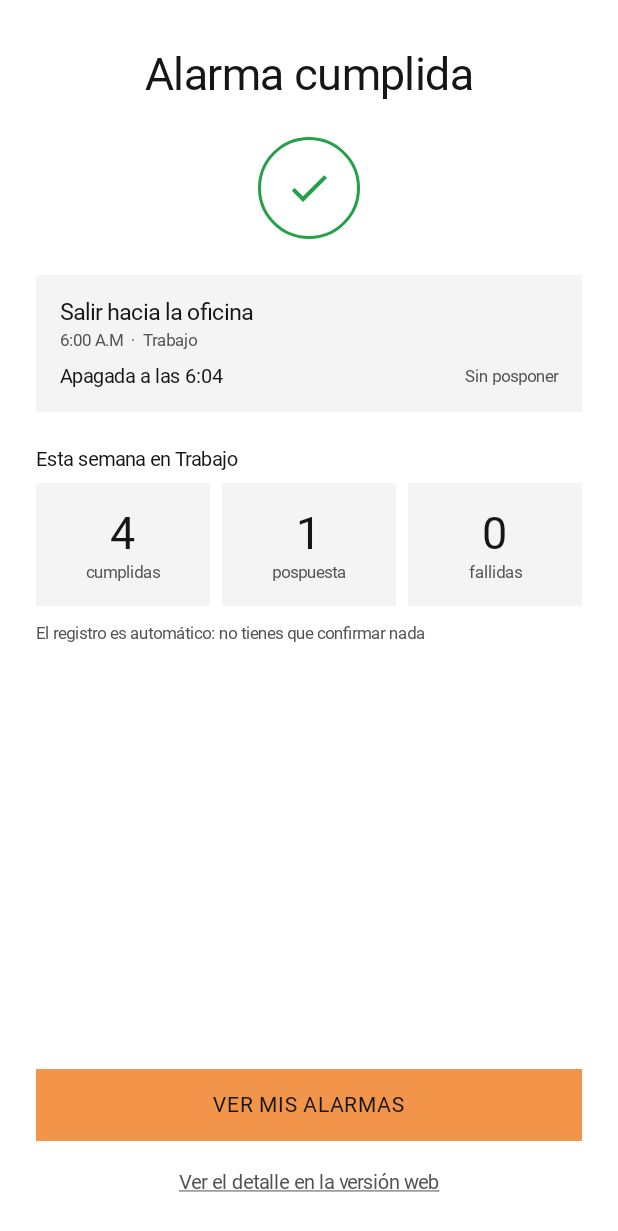
After one commit to educaballerol/Vitalarma, an Android app built with Jetpack Compose: the composable AlarmCompletedScreen called with sample values from the repository, on a phone screen of 412 x 824 dp. The commit adds this screen. Shown: the top 1231 px of the screen. Run offline under Robolectric (Android 15) with nearby library versions, the light colour scheme and no system bars; Roboto replaces fonts that are not available here.

Commit message:
feat: pantalla M-13 (Alarma cumplida) - M11 registro automatico de cumplimiento

```diff
--- a/mobile/app/src/main/java/com/vitalarma/mobile/navigation/VitalarmaNavHost.kt
+++ b/mobile/app/src/main/java/com/vitalarma/mobile/navigation/VitalarmaNavHost.kt
@@ -17,6 +17,7 @@ import androidx.navigation.compose.rememberNavController
 import androidx.navigation.navArgument
 import com.vitalarma.mobile.model.sampleAlarms
 import com.vitalarma.mobile.model.AlarmType
+import com.vitalarma.mobile.ui.screens.alarms.AlarmCompletedScreen
 import com.vitalarma.mobile.ui.screens.alarms.AlarmDetailScreen
 import com.vitalarma.mobile.ui.screens.alarms.AlarmRingingScreen
 import com.vitalarma.mobile.ui.screens.alarms.AlarmListScreen
@@ -128,7 +129,19 @@ fun VitalarmaNavHost(
                 onScanSuccess = { navController.navigate(Routes.alarmCompleted(alarm.id)) }
             )
         }
-        composable(Routes.ALARM_COMPLETED) { PlaceholderScreen("Alarma cumplida") }
+        composable(
+            route = Routes.ALARM_COMPLETED,
+            arguments = listOf(navArgument("alarmId") { type = NavType.StringType })
+        ) { backStackEntry ->
+            val alarmId = backStackEntry.arguments?.getString("alarmId")
+            val alarm = sampleAlarms.find { it.id == alarmId } ?: sampleAlarms.first()
+            AlarmCompletedScreen(
+                alarm = alarm,
+                onSeeAlarmsClick = {
+                    navController.popBackStack(Routes.ALARM_LIST, inclusive = false)
+                }
+            )
+        }
         composable(Routes.BACKUP_TRIGGERED) { PlaceholderScreen("Respaldo activado") }
 
         // Rutinas
--- /dev/null
+++ b/mobile/app/src/main/java/com/vitalarma/mobile/ui/screens/AlarmCompletedScreen.kt
@@ -0,0 +1,196 @@
+package com.vitalarma.mobile.ui.screens.alarms
+
+import androidx.compose.foundation.background
+import androidx.compose.foundation.border
+import androidx.compose.foundation.clickable
+import androidx.compose.foundation.layout.Arrangement
+import androidx.compose.foundation.layout.Box
+import androidx.compose.foundation.layout.Column
+import androidx.compose.foundation.layout.Row
+import androidx.compose.foundation.layout.Spacer
+import androidx.compose.foundation.layout.fillMaxSize
+import androidx.compose.foundation.layout.fillMaxWidth
+import androidx.compose.foundation.layout.height
+import androidx.compose.foundation.layout.padding
+import androidx.compose.foundation.layout.size
+import androidx.compose.material.icons.Icons
+import androidx.compose.material.icons.filled.Check
+import androidx.compose.material3.Icon
+import androidx.compose.material3.Text
+import androidx.compose.runtime.Composable
+import androidx.compose.ui.Alignment
+import androidx.compose.ui.Modifier
+import androidx.compose.ui.text.style.TextAlign
+import androidx.compose.ui.text.style.TextDecoration
+import androidx.compose.ui.unit.dp
+import com.vitalarma.mobile.model.Alarm
+import com.vitalarma.mobile.ui.components.ButtonHierarchy
+import com.vitalarma.mobile.ui.components.VitalarmaButton
+import com.vitalarma.mobile.ui.theme.Dimens
+import com.vitalarma.mobile.ui.theme.VitalarmaColors
+import com.vitalarma.mobile.ui.theme.VitalarmaShapes
+import com.vitalarma.mobile.ui.theme.VitalarmaType
+
+@Composable
+fun AlarmCompletedScreen(
+    alarm: Alarm,
+    onSeeAlarmsClick: () -> Unit,
+    horaApagado: String = "6:04",
+    pospuesta: Boolean = false,
+    cumplidas: Int = 4,
+    pospuestas: Int = 1,
+    fallidas: Int = 0,
+    modifier: Modifier = Modifier
+) {
+    val area = alarm.lifeArea.ifBlank { "Sin área" }
+
+    Column(
+        modifier = modifier
+            .fillMaxSize()
+            .background(VitalarmaColors.fondoPagina)
+            .padding(horizontal = Dimens.ScreenHorizontalMargin)
+    ) {
+        Spacer(Modifier.height(Dimens.Spacing2xl))
+
+        Text(
+            text = "Alarma cumplida",
+            style = VitalarmaType.h1,
+            color = VitalarmaColors.textoPrimario,
+            textAlign = TextAlign.Center,
+            modifier = Modifier.fillMaxWidth()
+        )
+
+        Spacer(Modifier.height(Dimens.SpacingXl))
+
+        Box(
+            modifier = Modifier
+                .align(Alignment.CenterHorizontally)
+                .size(68.dp)
+                .border(Dimens.BorderThick, VitalarmaColors.estadoExito, VitalarmaShapes.Circle),
+            contentAlignment = Alignment.Center
+        ) {
+            Icon(
+                imageVector = Icons.Default.Check,
+                contentDescription = null,
+                tint = VitalarmaColors.estadoExito,
+                modifier = Modifier.size(Dimens.Spacing2xl)
+            )
+        }
+
+        Spacer(Modifier.height(Dimens.SpacingXl))
+
+        Column(
+            modifier = Modifier
+                .fillMaxWidth()
+                .background(VitalarmaColors.fondoCapa, VitalarmaShapes.None)
+                .padding(Dimens.SpacingBase),
+            verticalArrangement = Arrangement.spacedBy(Dimens.SpacingXs)
+        ) {
+            Text(
+                text = alarm.title,
+                style = VitalarmaType.bodyStrong,
+                color = VitalarmaColors.textoPrimario
+            )
+
+            Text(
+                text = "${alarm.time}  ·  $area",
+                style = VitalarmaType.caption,
+                color = VitalarmaColors.textoSecundario
+            )
+
+            Spacer(Modifier.height(Dimens.Spacing2xs))
+
+            Row(
+                modifier = Modifier.fillMaxWidth(),
+                horizontalArrangement = Arrangement.SpaceBetween,
+                verticalAlignment = Alignment.CenterVertically
+            ) {
+                Text(
+                    text = "Apagada a las $horaApagado",
+                    style = VitalarmaType.bodySmall,
+                    color = VitalarmaColors.textoPrimario
+                )
+
+                Text(
+                    text = if (pospuesta) "Pospuesta una vez" else "Sin posponer",
+                    style = VitalarmaType.caption,
+                    color = VitalarmaColors.textoSecundario
+                )
+            }
+        }
+
+        Spacer(Modifier.height(Dimens.SpacingXl))
+
+        Text(
+            text = "Esta semana en $area",
+            style = VitalarmaType.bodySmall,
+            color = VitalarmaColors.textoPrimario
+        )
+
+        Spacer(Modifier.height(Dimens.SpacingSm))
+
+        Row(
+            modifier = Modifier.fillMaxWidth(),
+            horizontalArrangement = Arrangement.spacedBy(Dimens.SpacingSm)
+        ) {
+            Cifra(valor = cumplidas, etiqueta = "cumplidas", modifier = Modifier.weight(1f))
+            Cifra(valor = pospuestas, etiqueta = "pospuesta", modifier = Modifier.weight(1f))
+            Cifra(valor = fallidas, etiqueta = "fallidas", modifier = Modifier.weight(1f))
+        }
+
+        Spacer(Modifier.height(Dimens.SpacingMd))
+
+        Text(
+            text = "El registro es automático: no tienes que confirmar nada",
+            style = VitalarmaType.caption,
+            color = VitalarmaColors.textoSecundario
+        )
+
+        Spacer(Modifier.weight(1f))
+
+        VitalarmaButton(
+            text = "VER MIS ALARMAS",
+            onClick = onSeeAlarmsClick,
+            hierarchy = ButtonHierarchy.Primary
+        )
+
+        Spacer(Modifier.height(Dimens.SpacingBase))
+
+        Text(
+            text = "Ver el detalle en la versión web",
+            style = VitalarmaType.bodySmall,
+            color = VitalarmaColors.textoSecundario,
+            textDecoration = TextDecoration.Underline,
+            textAlign = TextAlign.Center,
+            modifier = Modifier
+                .fillMaxWidth()
+                .clickable { }
+                .padding(vertical = Dimens.SpacingXs)
+        )
+
+        Spacer(Modifier.height(Dimens.SpacingXl))
+    }
+}
+
+@Composable
+private fun Cifra(valor: Int, etiqueta: String, modifier: Modifier = Modifier) {
+    Column(
+        modifier = modifier
+            .background(VitalarmaColors.fondoCapa, VitalarmaShapes.None)
+            .padding(vertical = Dimens.SpacingBase),
+        horizontalAlignment = Alignment.CenterHorizontally,
+        verticalArrangement = Arrangement.spacedBy(Dimens.Spacing2xs)
+    ) {
+        Text(
+            text = valor.toString(),
+            style = VitalarmaType.h1,
+            color = VitalarmaColors.textoPrimario
+        )
+
+        Text(
+            text = etiqueta,
+            style = VitalarmaType.caption,
+            color = VitalarmaColors.textoSecundario
+        )
+    }
+}
--- a/mobile/app/src/main/java/com/vitalarma/mobile/ui/theme/Color.kt
+++ b/mobile/app/src/main/java/com/vitalarma/mobile/ui/theme/Color.kt
@@ -39,6 +39,9 @@ object VitalarmaColors {
 
     // Estado
     val estadoError = Color(0xFFDA1E28)
+    val estadoExito = Color(0xFF24A148)      // "Alarma cumplida" (M-13)
+    val estadoAdvertencia = Color(0xFFF1C21B)
+    val estadoInfo = Color(0xFF0043CE)
 
     // Tipo de alarma (color + texto por tipo — el color nunca es el único
     // portador de significado, la palabra del tipo siempre acompaña)
```
